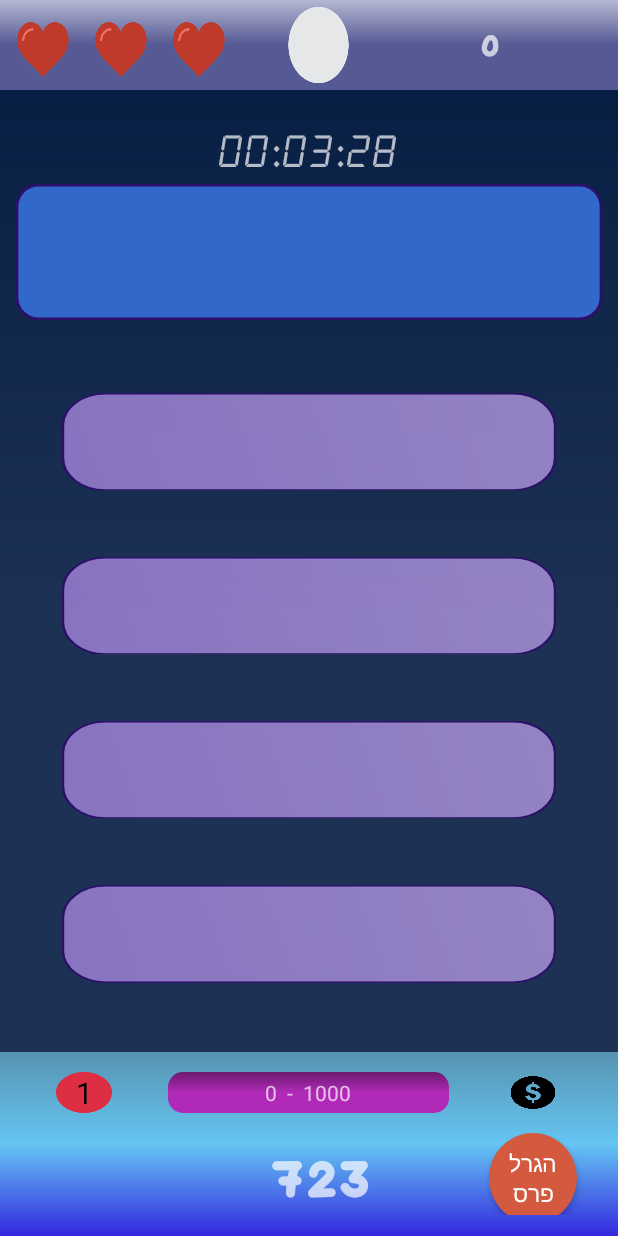
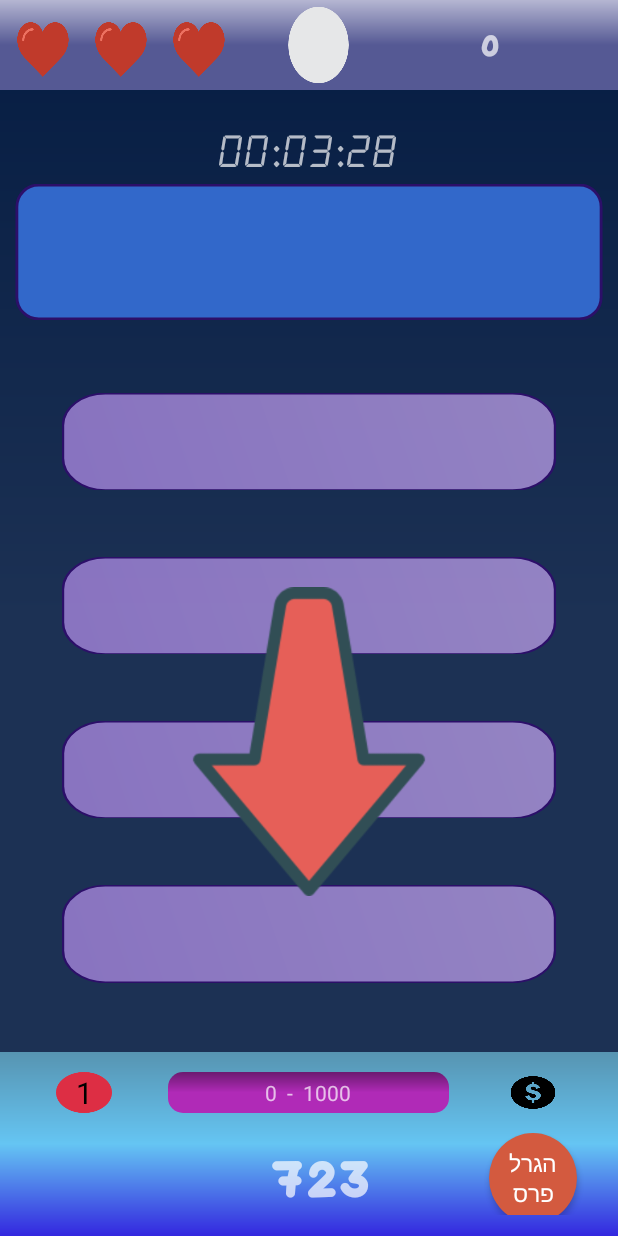
Before and after one commit to erez1atar/Trivia, an Android app: the GameActivity screen opened directly, with no data from a screen before it, on a phone screen of 412 x 824 dp. Run offline under Robolectric (Android 15) with nearby library versions, the phone set to English and light mode, and no system bars; our stand-ins replace AdMob, Firebase (no records; nobody signed in at launch, a user with empty details on screens opened directly); libraries missing offline, so code that uses them is left out: com.firebase.client.

Commit message:
bugs fixed

```diff
--- a/app/build.gradle
+++ b/app/build.gradle
@@ -7,8 +7,8 @@ android {
         applicationId "games.android.trivia"
         minSdkVersion 16
         targetSdkVersion 25
-        versionCode 1
-        versionName "1.0"
+        versionCode 4
+        versionName "1.3"
         testInstrumentationRunner "android.support.test.runner.AndroidJUnitRunner"
     }
     buildTypes {
--- a/app/src/main/java/games/android/trivia/DataBase/ScoreCursorAdapter.java
+++ b/app/src/main/java/games/android/trivia/DataBase/ScoreCursorAdapter.java
@@ -30,8 +30,8 @@ public class ScoreCursorAdapter extends CursorAdapter
         ViewHolder vh = new ViewHolder();
         vh.name = (TextView) view.findViewById(R.id.nameWinner);
         vh.score = (TextView) view.findViewById(R.id.scoreWinner);
-        vh.name.setTypeface(App.getResourcesManager().getNumbersFont());
-        vh.score.setTypeface(App.getResourcesManager().getNumbersFont());
+        vh.place = (TextView)view.findViewById(R.id.winner_table_place);
+
         view.setTag(vh);
         return view;
     }
@@ -40,6 +40,7 @@ public class ScoreCursorAdapter extends CursorAdapter
     {
         TextView name;
         TextView score;
+        TextView place;
     }
 
     @Override
@@ -53,5 +54,6 @@ public class ScoreCursorAdapter extends CursorAdapter
 
         vh.name.setText(nameVal);
         vh.score.setText(String.valueOf(scoreVal));
+        vh.place.setText(String.valueOf(cursor.getPosition() + 1));
     }
 }
--- a/app/src/main/java/games/android/trivia/GameActivity.java
+++ b/app/src/main/java/games/android/trivia/GameActivity.java
@@ -5,6 +5,7 @@ import android.app.Activity;
 import android.app.FragmentManager;
 import android.app.FragmentTransaction;
 import android.content.Intent;
+import android.graphics.Point;
 import android.graphics.Typeface;
 import android.graphics.drawable.Drawable;
 import android.os.Handler;
@@ -12,10 +13,13 @@ import android.support.v4.content.ContextCompat;
 import android.support.v7.app.AppCompatActivity;
 import android.os.Bundle;
 import android.util.Log;
+import android.view.Display;
 import android.view.View;
+import android.view.ViewGroup;
 import android.view.animation.Animation;
 import android.view.animation.AnimationUtils;
 import android.widget.Button;
+import android.widget.ImageView;
 import android.widget.TextView;
 
 import com.google.android.gms.ads.AdRequest;
@@ -59,7 +63,8 @@ public class GameActivity extends AppCompatActivity implements IGamePresentor,To
     private int randomPrize = 0;
     private AdView mAdView;
     private TextView gameTimerView = null;
-
+    private ImageView arrow = null;
+    private ViewGroup.LayoutParams lp = null;
 
     @Override
     protected void onCreate(Bundle savedInstanceState) {
@@ -91,6 +96,27 @@ public class GameActivity extends AppCompatActivity implements IGamePresentor,To
 
         this.initButtons();
 
+        if(App.getUserDefaultManager().getGameNumber() <= 5){
+            this.initArraow();
+        }
+
+
+    }
+
+    private void initArraow()
+    {
+        arrow = new ImageView(this);
+        arrow.setImageResource(R.drawable.arrows);
+        arrow.setScaleY(0.5f);
+        arrow.setScaleX(0.5f);
+
+        lp = new ViewGroup.LayoutParams(ViewGroup.LayoutParams.MATCH_PARENT, ViewGroup.LayoutParams.MATCH_PARENT);
+        Display display = getWindowManager().getDefaultDisplay();
+        Point size = new Point();
+        display.getSize(size);
+        arrow.setY(size.y * 0.1f);
+        GameActivity.this.addContentView(arrow, lp);
+        arrow.setVisibility(View.INVISIBLE);
     }
 
     private void onGameStart() {
@@ -221,6 +247,10 @@ public class GameActivity extends AppCompatActivity implements IGamePresentor,To
     public void startRadomPrizeLottery(final int minValue, final int maxValue, final int prize) {
 
         this.clearButtons();
+        if(arrow != null){
+            arrow.setVisibility(View.VISIBLE);
+        }
+
         animator = ValueAnimator.ofInt(minValue, maxValue);
         bottomBar.enabledStopBtn(true);
         animator.setDuration(15000);
@@ -271,6 +301,10 @@ public class GameActivity extends AppCompatActivity implements IGamePresentor,To
 
     @Override
     public void onStopPrizeBtnClicked() {
+        if(arrow != null){
+            arrow.setVisibility(View.INVISIBLE);
+        }
+
         bottomBar.enabledStopBtn(false);
         animator.cancel();
         String formatStr = NumberFormat.getNumberInstance(Locale.US).format(randomPrize);
--- a/app/src/main/java/games/android/trivia/HighScores/HallOfFame.java
+++ b/app/src/main/java/games/android/trivia/HighScores/HallOfFame.java
@@ -25,7 +25,7 @@ public class HallOfFame extends AppCompatActivity implements FirebaseManager.Hig
 
     public static final String INTENT_HIGH_SCORE_KEY = "hs";
     public static final String INTENT_LOCAL_HISH_SCORE_VALUE = "lo";
-    public static final String INTENT_GLOBAL_HISH_SCORE_VALUE = "lo";
+    public static final String INTENT_GLOBAL_HISH_SCORE_VALUE = "gl";
     @Override
     protected void onCreate(Bundle savedInstanceState) {
         super.onCreate(savedInstanceState);
@@ -50,9 +50,9 @@ public class HallOfFame extends AppCompatActivity implements FirebaseManager.Hig
     }
 
     private void initLocal() {
-        ((TextView)(findViewById(R.id.hall_of_fame_name))).setTypeface(App.getResourcesManager().getNumbersFont());
+        /*((TextView)(findViewById(R.id.hall_of_fame_name))).setTypeface(App.getResourcesManager().getNumbersFont());
         ((TextView)(findViewById(R.id.hall_of_fame_score))).setTypeface(App.getResourcesManager().getNumbersFont());
-        ((TextView)(findViewById(R.id.restartFromList))).setTypeface(App.getResourcesManager().getNumbersFont());
+        ((TextView)(findViewById(R.id.restartFromList))).setTypeface(App.getResourcesManager().getNumbersFont());*/
 
         ListView listView = (ListView)findViewById(R.id.listOfWinners);
         DBManager manager = App.getDataBase();
--- a/app/src/main/java/games/android/trivia/Logic/GameController.java
+++ b/app/src/main/java/games/android/trivia/Logic/GameController.java
@@ -55,6 +55,7 @@ public class GameController implements IGameController,StagesManager.StagesListe
     @Override
     public void onNewGameStart() {
         App.getAnalyticsManager().logStartGameEvent();
+        App.getUserDefaultManager().increaseGameNumber();
         gameTimer.start(210);
         stagesManager.onGameStart();
         wallet = new Wallet(0);
--- a/app/src/main/java/games/android/trivia/UserDefaultManager.java
+++ b/app/src/main/java/games/android/trivia/UserDefaultManager.java
@@ -10,6 +10,7 @@ import android.preference.PreferenceManager;
 public class UserDefaultManager {
     private SharedPreferences preferences;
     private final String NAME_KEY = "name";
+    private final String GAME_NUM_KEY = "game_num";
 
     public UserDefaultManager() {
         preferences = PreferenceManager.getDefaultSharedPreferences(App.getInstance());
@@ -25,4 +26,16 @@ public class UserDefaultManager {
         editor.putString(NAME_KEY,name);
         editor.apply();
     }
+
+    public int getGameNumber() {
+        return preferences.getInt(GAME_NUM_KEY, 0);
+    }
+
+    public void increaseGameNumber(){
+        int gameNum = getGameNumber();
+        gameNum++;
+        SharedPreferences.Editor editor = preferences.edit();
+        editor.putInt(GAME_NUM_KEY,gameNum);
+        editor.apply();
+    }
 }
--- a/app/src/main/res/layout/activity_enter_name.xml
+++ b/app/src/main/res/layout/activity_enter_name.xml
@@ -50,7 +50,7 @@
         android:background="@drawable/button_correct_style"
         android:id="@+id/enter_name_name"
         android:textAlignment="center"
-        android:hint="אכנס שם.."
+        android:hint="הכנס שם.."
         android:gravity="center"/>
 
 
--- a/app/src/main/res/values/questions_1.xml
+++ b/app/src/main/res/values/questions_1.xml
@@ -3,7 +3,7 @@
 
     <array name="questionA1">
 
-        <item>מה היה ראש הממשלה הראשון של מדינת ישראל</item>
+        <item>מי היה ראש הממשלה הראשון של מדינת ישראל</item>
         <item>דוד בן גוריון</item>
         <item>משה דיין</item>
         <item>גולדה מאיר</item>
@@ -129,7 +129,7 @@
 
     <array name="questionA15">
 
-        <item>מה פירוש המשוג \"ראה צל הרים כהרים\"?</item>
+        <item>מה פירוש המושג \"ראה צל הרים כהרים\"?</item>
         <item>לא ראה דברים כפי שהם</item>
         <item>ראה את הדברים בצורה צלולה</item>
         <item>התייחס בזלזול לאנשים</item>
@@ -211,7 +211,7 @@
     <array name="questionA24">
 
         <item>מיהו ממציא הטלפון?</item>
-        <item>אלכסנדר גראם בל</item>
+        <item>אלכסנדר גרהם בל</item>
         <item>ניוטון</item>
         <item>ביל גייטס</item>
         <item>ניקולה טסלה</item>
--- a/app/src/main/res/values/questions_2.xml
+++ b/app/src/main/res/values/questions_2.xml
@@ -137,7 +137,7 @@
 
     <array name="questionB16">
 
-        <item>שברטלט זהו רכב...</item>
+        <item>שברולט זהו רכב...</item>
         <item>אמריקאי</item>
         <item>ישראלי</item>
         <item>איטלקי</item>
@@ -568,7 +568,7 @@
 
     <array name="questionB64">
 
-        <item>מייקל סקורפילד הוא כוכב הסדרה..</item>
+        <item>מייקל סקופילד הוא כוכב הסדרה..</item>
         <item>נמלטים</item>
         <item>שובר שורות</item>
         <item>כשפגשתי את אמא שלך</item>
@@ -973,7 +973,7 @@
 
     <array name="questionB109">
 
-        <item>איזה אי הננו הגדול בעולם?</item>
+        <item>איזה אי הינו הגדול בעולם?</item>
         <item>גרינלנד</item>
         <item>פינלנד</item>
         <item>איסלנד</item>
```
